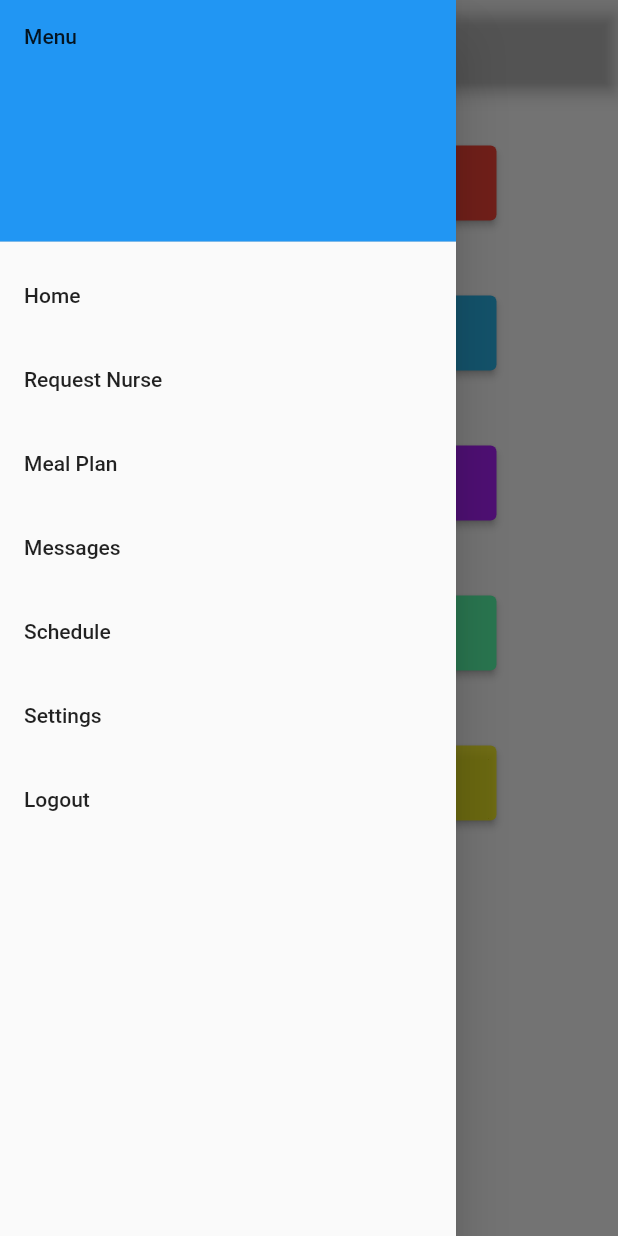
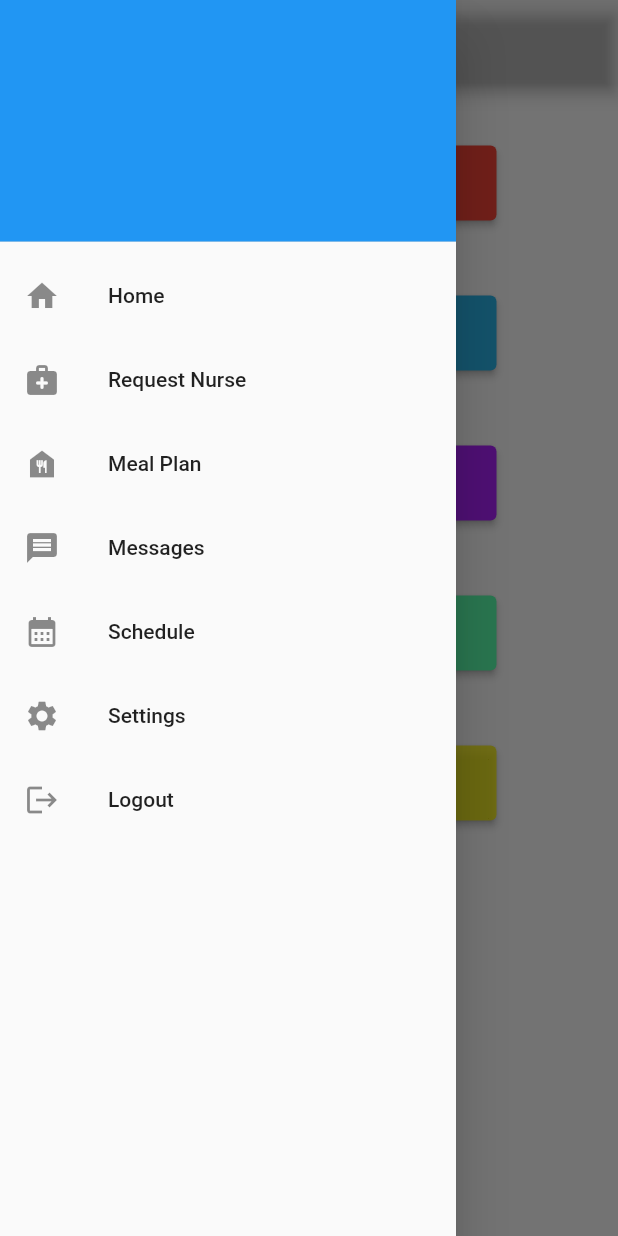
Before and after one commit to iilimit/RetirementHomeApp, a Flutter app: the screen it shows after launch, with the side drawer open, on a phone screen of 412 x 824 dp. Run offline on Flutter 3.47's test engine with Material 2 defaults, Android fonts, the phone set to English and light mode, and no system bars.

Commit message:
added icons to nav bar items

```diff
--- a/lib/home/home_widget.dart
+++ b/lib/home/home_widget.dart
@@ -41,7 +41,7 @@ class _MyHomePageState extends State<MyHomePage> {
                       style: ElevatedButton.styleFrom(
                           backgroundColor: Colors.red,
                           textStyle: buttonTextStyle),
-                      icon: const Icon(Icons.home),
+                      icon: const Icon(Icons.medical_services_rounded),
                       label: const Text('Request Nurse'),
                       onPressed: () {
                         requestNurseAlertDialog(context);
@@ -99,7 +99,7 @@ class _MyHomePageState extends State<MyHomePage> {
                         context,
                         MaterialPageRoute(
                             builder: (context) => const MessagesPage(
-                                  title: 'Messages Page',
+                                  title: 'Schedule Page',
                                 )),
                       );
                     },
--- a/lib/navigation/navigationbar_widget.dart
+++ b/lib/navigation/navigationbar_widget.dart
@@ -1,5 +1,4 @@
 import 'package:flutter/material.dart';
-
 import '../home/home_widget.dart';
 import '../login/login_widget.dart';
 import '../messages/messages_widget.dart';
@@ -23,14 +22,12 @@ class NavigationMenu extends StatelessWidget implements PreferredSizeWidget {
             decoration: BoxDecoration(
               color: Colors.blue,
             ),
-            child: Text('Menu'),
+            child: Text(''),
           ),
           ListTile(
+            leading: const Icon(Icons.home),
             title: const Text('Home'),
             onTap: () {
-              // Update the state of the app
-              // ...
-              // Then close the drawer
               Navigator.push(
                 context,
                 MaterialPageRoute(
@@ -41,23 +38,19 @@ class NavigationMenu extends StatelessWidget implements PreferredSizeWidget {
             },
           ),
           ListTile(
+            leading: const Icon(Icons.medical_services_rounded),
             title: const Text('Request Nurse'),
             onTap: () {
-              // Update the state of the app
-              // ...
-              // Then close the drawer
               requestNurseAlertDialog(context);
             },
           ),
           ListTile(
+            leading: const Icon(Icons.food_bank),
             title: const Text('Meal Plan'),
-            onTap: () {
-              // Update the state of the app
-              // ...
-              // Then close the drawer
-            },
+            onTap: () {},
           ),
           ListTile(
+            leading: const Icon(Icons.message),
             title: const Text('Messages'),
             onTap: () {
               Navigator.push(
@@ -70,18 +63,17 @@ class NavigationMenu extends StatelessWidget implements PreferredSizeWidget {
             },
           ),
           ListTile(
+            leading: const Icon(Icons.calendar_month),
             title: const Text('Schedule'),
-            onTap: () {
-              // Update the state of the app
-              // ...
-              // Then close the drawer
-            },
+            onTap: () {},
           ),
           ListTile(
+            leading: const Icon(Icons.settings),
             title: const Text('Settings'),
             onTap: () {},
           ),
           ListTile(
+            leading: const Icon(Icons.logout),
             title: const Text('Logout'),
             onTap: () {
               // Update the state of the app
```
